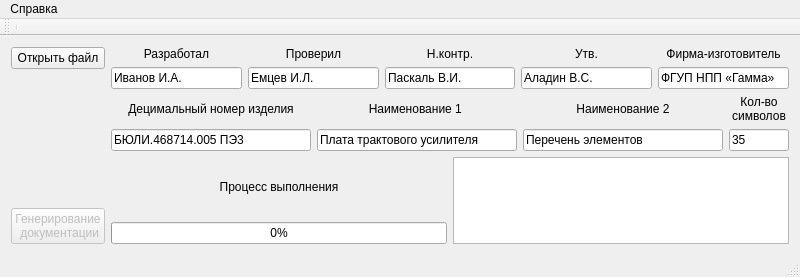
The window that mainwindow.ui (pivleonid/gp) describes before a commit, drawn with Qt 5.
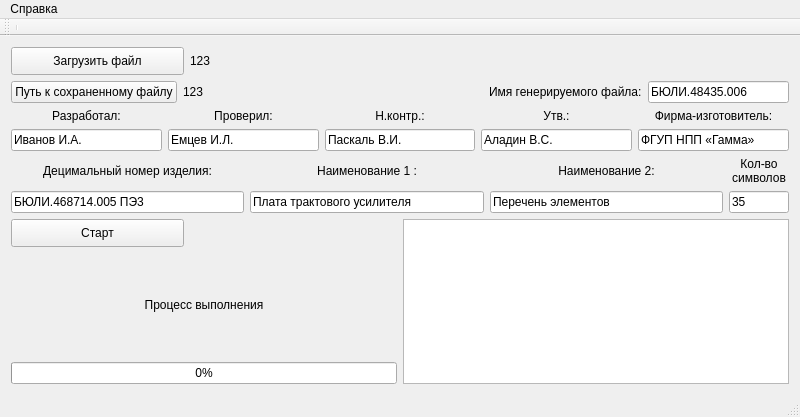
The same window after the commit.

Patch:
```diff
--- a/mainwindow.ui
+++ b/mainwindow.ui
@@ -7,7 +7,7 @@
     <x>0</x>
     <y>0</y>
     <width>800</width>
-    <height>277</height>
+    <height>417</height>
    </rect>
   </property>
   <property name="sizePolicy">
@@ -19,13 +19,13 @@
   <property name="minimumSize">
    <size>
     <width>800</width>
-    <height>277</height>
+    <height>417</height>
    </size>
   </property>
   <property name="maximumSize">
    <size>
     <width>800</width>
-    <height>400</height>
+    <height>417</height>
    </size>
   </property>
   <property name="font">
@@ -43,103 +43,103 @@
    <string>Преобразователь перечней</string>
   </property>
   <widget class="QWidget" name="centralWidget">
-   <layout class="QGridLayout" name="gridLayout_4">
-    <item row="0" column="0" rowspan="3">
-     <layout class="QGridLayout" name="gridLayout_16">
+   <layout class="QGridLayout" name="gridLayout_12">
       <item row="0" column="0">
+     <layout class="QHBoxLayout" name="horizontalLayout_5">
+      <item>
        <widget class="QPushButton" name="openFile">
         <property name="sizePolicy">
-         <sizepolicy hsizetype="Minimum" vsizetype="Fixed">
+         <sizepolicy hsizetype="Minimum" vsizetype="Minimum">
           <horstretch>0</horstretch>
           <verstretch>0</verstretch>
          </sizepolicy>
         </property>
+        <property name="minimumSize">
+         <size>
+          <width>173</width>
+          <height>28</height>
+         </size>
+        </property>
+        <property name="maximumSize">
+         <size>
+          <width>173</width>
+          <height>28</height>
+         </size>
+        </property>
         <property name="text">
-         <string>Открыть файл</string>
+         <string>Загрузить файл</string>
         </property>
        </widget>
+      </item>
+      <item>
+       <widget class="QLabel" name="label">
+        <property name="frameShape">
+         <enum>QFrame::NoFrame</enum>
+        </property>
+        <property name="text">
+         <string>123</string>
+        </property>
+       </widget>
+      </item>
+     </layout>
       </item>
       <item row="1" column="0">
-       <spacer name="verticalSpacer">
-        <property name="orientation">
-         <enum>Qt::Vertical</enum>
+     <layout class="QHBoxLayout" name="horizontalLayout_4">
+      <item>
+       <widget class="QPushButton" name="pathSave">
+        <property name="text">
+         <string>Путь к сохраненному файлу</string>
         </property>
-        <property name="sizeType">
-         <enum>QSizePolicy::Expanding</enum>
-        </property>
-        <property name="sizeHint" stdset="0">
+       </widget>
+      </item>
+      <item>
+       <widget class="QLabel" name="pathSave_2">
+        <property name="minimumSize">
          <size>
-          <width>20</width>
-          <height>40</height>
+          <width>300</width>
+          <height>0</height>
          </size>
         </property>
-       </spacer>
+        <property name="frameShape">
+         <enum>QFrame::NoFrame</enum>
+        </property>
+        <property name="text">
+         <string>123</string>
+        </property>
+       </widget>
+      </item>
+      <item>
+       <widget class="QLabel" name="label_12">
+        <property name="frameShape">
+         <enum>QFrame::NoFrame</enum>
+        </property>
+        <property name="text">
+         <string>Имя генерируемого файла:</string>
+        </property>
+        <property name="textFormat">
+         <enum>Qt::AutoText</enum>
+        </property>
+       </widget>
+      </item>
+      <item>
+       <widget class="QLineEdit" name="lineEdit">
+        <property name="text">
+         <string>БЮЛИ.48435.006</string>
+        </property>
+       </widget>
+      </item>
+     </layout>
       </item>
       <item row="2" column="0">
-       <widget class="QPushButton" name="docGen">
-        <property name="enabled">
-         <bool>false</bool>
-        </property>
-        <property name="sizePolicy">
-         <sizepolicy hsizetype="Minimum" vsizetype="Fixed">
-          <horstretch>0</horstretch>
-          <verstretch>0</verstretch>
-         </sizepolicy>
-        </property>
-        <property name="text">
-         <string>Генерирование
- документации</string>
-        </property>
-       </widget>
-      </item>
-     </layout>
-    </item>
-    <item row="0" column="1">
-     <layout class="QGridLayout" name="gridLayout">
+     <layout class="QGridLayout" name="gridLayout_10">
+      <item row="0" column="0">
+       <layout class="QHBoxLayout" name="horizontalLayout">
+        <item>
+         <layout class="QGridLayout" name="gridLayout_4">
       <item row="0" column="0">
        <widget class="QLabel" name="label_2">
         <property name="text">
-         <string>Разработал</string>
-        </property>
-        <property name="alignment">
-         <set>Qt::AlignCenter</set>
-        </property>
-       </widget>
-      </item>
-      <item row="0" column="1">
-       <widget class="QLabel" name="label_3">
-        <property name="text">
-         <string>Проверил</string>
-        </property>
-        <property name="alignment">
-         <set>Qt::AlignCenter</set>
-        </property>
-       </widget>
-      </item>
-      <item row="0" column="2">
-       <widget class="QLabel" name="label_5">
-        <property name="text">
-         <string>Н.контр.</string>
-        </property>
-        <property name="alignment">
-         <set>Qt::AlignCenter</set>
-        </property>
-       </widget>
-      </item>
-      <item row="0" column="3">
-       <widget class="QLabel" name="label_6">
-        <property name="text">
-         <string>Утв.</string>
-        </property>
-        <property name="alignment">
-         <set>Qt::AlignCenter</set>
-        </property>
-       </widget>
-      </item>
-      <item row="0" column="4">
-       <widget class="QLabel" name="label_10">
-        <property name="text">
-         <string>Фирма-изготовитель</string>
+             <string>Разработал:</string>
         </property>
         <property name="alignment">
          <set>Qt::AlignCenter</set>
@@ -153,28 +153,84 @@
         </property>
        </widget>
       </item>
-      <item row="1" column="1">
+         </layout>
+        </item>
+        <item>
+         <layout class="QGridLayout" name="gridLayout_3">
+          <item row="0" column="0">
+           <widget class="QLabel" name="label_3">
+            <property name="text">
+             <string>Проверил:</string>
+            </property>
+            <property name="alignment">
+             <set>Qt::AlignCenter</set>
+            </property>
+           </widget>
+          </item>
+          <item row="1" column="0">
        <widget class="QLineEdit" name="prov">
         <property name="text">
          <string>Емцев И.Л.</string>
         </property>
        </widget>
       </item>
-      <item row="1" column="2">
+         </layout>
+        </item>
+        <item>
+         <layout class="QGridLayout" name="gridLayout_2">
+          <item row="0" column="0">
+           <widget class="QLabel" name="label_5">
+            <property name="text">
+             <string>Н.контр.:</string>
+            </property>
+            <property name="alignment">
+             <set>Qt::AlignCenter</set>
+            </property>
+           </widget>
+          </item>
+          <item row="1" column="0">
        <widget class="QLineEdit" name="kontr">
         <property name="text">
          <string>Паскаль В.И.</string>
         </property>
        </widget>
       </item>
-      <item row="1" column="3">
+         </layout>
+        </item>
+        <item>
+         <layout class="QGridLayout" name="gridLayout">
+          <item row="2" column="0">
        <widget class="QLineEdit" name="ytb">
         <property name="text">
          <string>Аладин В.С.</string>
         </property>
        </widget>
       </item>
-      <item row="1" column="4">
+          <item row="1" column="0">
+           <widget class="QLabel" name="label_6">
+            <property name="text">
+             <string>Утв.:</string>
+            </property>
+            <property name="alignment">
+             <set>Qt::AlignCenter</set>
+            </property>
+           </widget>
+          </item>
+         </layout>
+        </item>
+        <item>
+         <layout class="QGridLayout" name="gridLayout_5">
+          <item row="0" column="0">
+           <widget class="QLabel" name="label_10">
+            <property name="text">
+             <string>Фирма-изготовитель:</string>
+            </property>
+            <property name="alignment">
+             <set>Qt::AlignCenter</set>
+            </property>
+           </widget>
+          </item>
+          <item row="1" column="0">
        <widget class="QLineEdit" name="Firma">
         <property name="text">
          <string>ФГУП НПП «Гамма»</string>
@@ -183,55 +239,16 @@
       </item>
      </layout>
     </item>
-    <item row="1" column="1">
-     <layout class="QGridLayout" name="gridLayout_2">
+       </layout>
+      </item>
+      <item row="1" column="0">
+       <layout class="QHBoxLayout" name="horizontalLayout_2">
+        <item>
+         <layout class="QGridLayout" name="gridLayout_9">
       <item row="0" column="0">
        <widget class="QLabel" name="label_7">
         <property name="text">
-         <string>Децимальный номер изделия</string>
-        </property>
-        <property name="alignment">
-         <set>Qt::AlignCenter</set>
-        </property>
-       </widget>
-      </item>
-      <item row="0" column="1">
-       <widget class="QLabel" name="label_8">
-        <property name="text">
-         <string>Наименование 1 </string>
-        </property>
-        <property name="alignment">
-         <set>Qt::AlignCenter</set>
-        </property>
-       </widget>
-      </item>
-      <item row="0" column="2">
-       <widget class="QLabel" name="label_4">
-        <property name="text">
-         <string>Наименование 2</string>
-        </property>
-        <property name="alignment">
-         <set>Qt::AlignCenter</set>
-        </property>
-       </widget>
-      </item>
-      <item row="0" column="3">
-       <widget class="QLabel" name="label_11">
-        <property name="sizePolicy">
-         <sizepolicy hsizetype="Fixed" vsizetype="Preferred">
-          <horstretch>0</horstretch>
-          <verstretch>0</verstretch>
-         </sizepolicy>
-        </property>
-        <property name="maximumSize">
-         <size>
-          <width>60</width>
-          <height>16777215</height>
-         </size>
-        </property>
-        <property name="text">
-         <string>Кол-во
-символов</string>
+             <string>Децимальный номер изделия:</string>
         </property>
         <property name="alignment">
          <set>Qt::AlignCenter</set>
@@ -245,21 +262,76 @@
         </property>
        </widget>
       </item>
-      <item row="1" column="1">
+         </layout>
+        </item>
+        <item>
+         <layout class="QGridLayout" name="gridLayout_8">
+          <item row="0" column="0">
+           <widget class="QLabel" name="label_8">
+            <property name="text">
+             <string>Наименование 1 :</string>
+            </property>
+            <property name="alignment">
+             <set>Qt::AlignCenter</set>
+            </property>
+           </widget>
+          </item>
+          <item row="1" column="0">
        <widget class="QLineEdit" name="naim1">
         <property name="text">
          <string>Плата трактового усилителя</string>
         </property>
        </widget>
       </item>
-      <item row="1" column="2">
+         </layout>
+        </item>
+        <item>
+         <layout class="QGridLayout" name="gridLayout_7">
+          <item row="0" column="0">
+           <widget class="QLabel" name="label_4">
+            <property name="text">
+             <string>Наименование 2:</string>
+            </property>
+            <property name="alignment">
+             <set>Qt::AlignCenter</set>
+            </property>
+           </widget>
+          </item>
+          <item row="1" column="0">
        <widget class="QLineEdit" name="naim2">
         <property name="text">
          <string>Перечень элементов</string>
         </property>
        </widget>
       </item>
-      <item row="1" column="3">
+         </layout>
+        </item>
+        <item>
+         <layout class="QGridLayout" name="gridLayout_6">
+          <item row="0" column="0">
+           <widget class="QLabel" name="label_11">
+            <property name="sizePolicy">
+             <sizepolicy hsizetype="Fixed" vsizetype="Preferred">
+              <horstretch>0</horstretch>
+              <verstretch>0</verstretch>
+             </sizepolicy>
+            </property>
+            <property name="maximumSize">
+             <size>
+              <width>60</width>
+              <height>16777215</height>
+             </size>
+            </property>
+            <property name="text">
+             <string>Кол-во
+символов</string>
+            </property>
+            <property name="alignment">
+             <set>Qt::AlignCenter</set>
+            </property>
+           </widget>
+          </item>
+          <item row="1" column="0">
        <widget class="QLineEdit" name="maxSymbol">
         <property name="sizePolicy">
          <sizepolicy hsizetype="Fixed" vsizetype="Fixed">
@@ -286,9 +358,62 @@
       </item>
      </layout>
     </item>
-    <item row="2" column="1">
-     <layout class="QGridLayout" name="gridLayout_3">
+       </layout>
+      </item>
+     </layout>
+    </item>
+    <item row="3" column="0">
+     <layout class="QHBoxLayout" name="horizontalLayout_6">
+      <item>
+       <layout class="QGridLayout" name="gridLayout_11">
       <item row="0" column="0">
+         <layout class="QHBoxLayout" name="horizontalLayout_3">
+          <item>
+           <widget class="QPushButton" name="docGen">
+            <property name="enabled">
+             <bool>true</bool>
+            </property>
+            <property name="sizePolicy">
+             <sizepolicy hsizetype="Minimum" vsizetype="Fixed">
+              <horstretch>173</horstretch>
+              <verstretch>28</verstretch>
+             </sizepolicy>
+            </property>
+            <property name="minimumSize">
+             <size>
+              <width>173</width>
+              <height>28</height>
+             </size>
+            </property>
+            <property name="maximumSize">
+             <size>
+              <width>173</width>
+              <height>28</height>
+             </size>
+            </property>
+            <property name="text">
+             <string>Старт</string>
+            </property>
+           </widget>
+          </item>
+          <item>
+           <spacer name="horizontalSpacer">
+            <property name="orientation">
+             <enum>Qt::Horizontal</enum>
+            </property>
+            <property name="sizeHint" stdset="0">
+             <size>
+              <width>40</width>
+              <height>20</height>
+             </size>
+            </property>
+           </spacer>
+          </item>
+         </layout>
+        </item>
+        <item row="1" column="0">
+         <layout class="QVBoxLayout" name="verticalLayout">
+          <item>
        <widget class="QLabel" name="label_9">
         <property name="text">
          <string>Процесс выполнения</string>
@@ -298,17 +423,7 @@
         </property>
        </widget>
       </item>
-      <item row="0" column="1" rowspan="2">
-       <widget class="QTextEdit" name="textEdit">
-        <property name="enabled">
-         <bool>true</bool>
-        </property>
-        <property name="cursor" stdset="0">
-         <cursorShape>ArrowCursor</cursorShape>
-        </property>
-       </widget>
-      </item>
-      <item row="1" column="0">
+          <item>
        <widget class="QProgressBar" name="progressBar_2">
         <property name="value">
          <number>0</number>
@@ -318,6 +433,20 @@
      </layout>
     </item>
    </layout>
+      </item>
+      <item>
+       <widget class="QTextEdit" name="textEdit">
+        <property name="enabled">
+         <bool>true</bool>
+        </property>
+        <property name="cursor" stdset="0">
+         <cursorShape>ArrowCursor</cursorShape>
+        </property>
+       </widget>
+      </item>
+     </layout>
+    </item>
+   </layout>
    <zorder></zorder>
    <zorder></zorder>
    <zorder>maxSymbol</zorder>
```
Left out of the diff: 10 changed lines with no effect on the pictures. Lines whose indentation alone changed are shown as unchanged.
